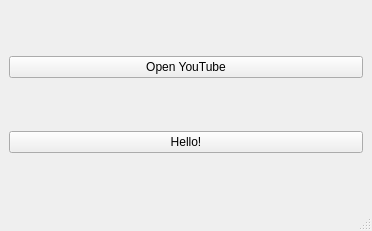
The window that CMakeWidgetProject/mainwindow.ui (g-gualeni/CMakeWidgetProjectWeb) describes before a commit, drawn with Qt 5.
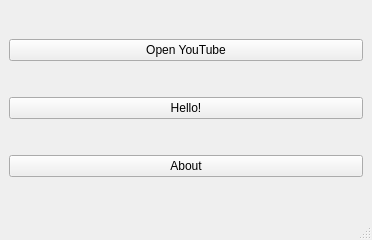
The same window after the commit. Icons and pictures are not drawn.

Commit message:
CMAKE-08: About Dialog
Inserito il codice per mostrare la finestra about

```diff
--- a/CMakeWidgetProject/mainwindow.ui
+++ b/CMakeWidgetProject/mainwindow.ui
@@ -7,7 +7,7 @@
     <x>0</x>
     <y>0</y>
     <width>372</width>
-    <height>231</height>
+    <height>240</height>
    </rect>
   </property>
   <property name="windowTitle">
@@ -49,6 +49,23 @@
       </property>
      </widget>
     </item>
+    <item>
+     <widget class="QPushButton" name="cmdAbout">
+      <property name="text">
+       <string>About</string>
+      </property>
+      <property name="icon">
+       <iconset resource="CMakeWidgetProject-res.qrc">
+        <normaloff>:/icons/icons8-about.png</normaloff>:/icons/icons8-about.png</iconset>
+      </property>
+      <property name="iconSize">
+       <size>
+        <width>32</width>
+        <height>32</height>
+       </size>
+      </property>
+     </widget>
+    </item>
    </layout>
   </widget>
   <widget class="QMenuBar" name="menubar">
```
The commit also changes 9 other files.
